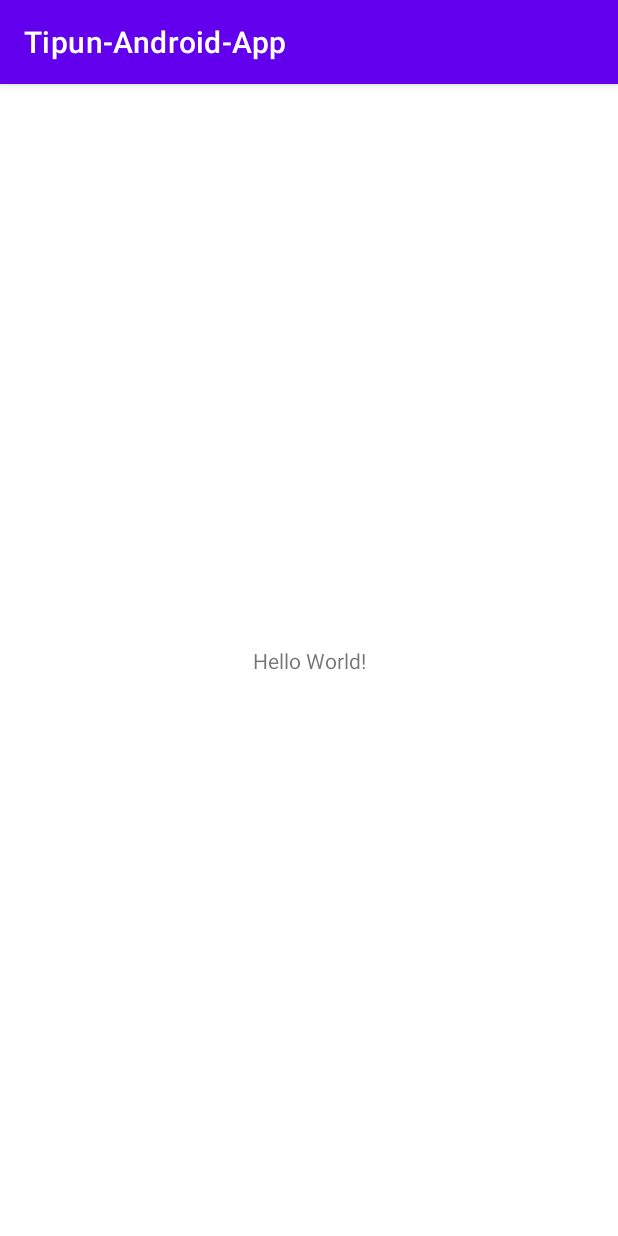
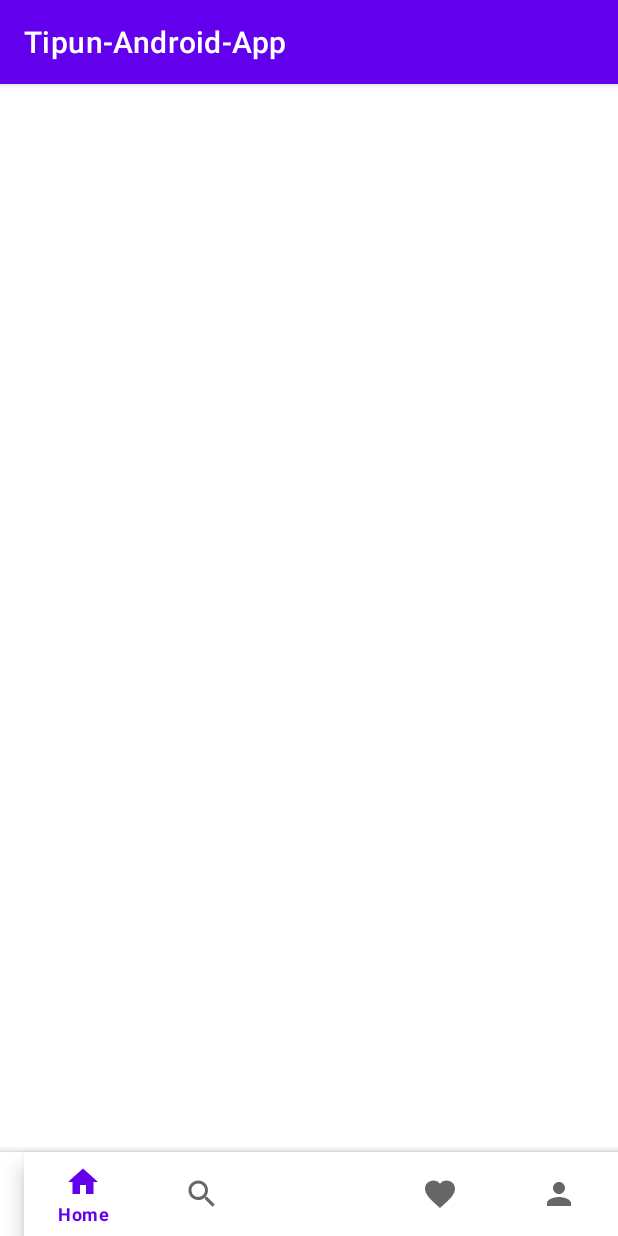
Before and after one commit to HoangDung3009/Tipun-Android-App, an Android app: the screen it shows after launch (MainActivity), on a phone screen of 412 x 824 dp. Run offline under Robolectric (Android 15) with nearby library versions, the phone set to English and light mode, and no system bars.

Commit message:
Add bottom navbar

```diff
--- a/app/build.gradle
+++ b/app/build.gradle
@@ -35,4 +35,6 @@ dependencies {
     testImplementation 'junit:junit:4.13.2'
     androidTestImplementation 'androidx.test.ext:junit:1.1.3'
     androidTestImplementation 'androidx.test.espresso:espresso-core:3.4.0'
+
+    implementation 'com.google.android.material:material:1.3.0-alpha03'
 }
--- /dev/null
+++ b/app/src/main/res/drawable/ic_baseline_add_24.xml
@@ -0,0 +1,10 @@
+<vector xmlns:android="http://schemas.android.com/apk/res/android"
+    android:width="24dp"
+    android:height="24dp"
+    android:viewportWidth="24"
+    android:viewportHeight="24"
+    android:tint="?attr/colorControlNormal">
+  <path
+      android:fillColor="@android:color/white"
+      android:pathData="M19,13h-6v6h-2v-6H5v-2h6V5h2v6h6v2z"/>
+</vector>
--- /dev/null
+++ b/app/src/main/res/drawable/ic_baseline_favorite_24.xml
@@ -0,0 +1,10 @@
+<vector xmlns:android="http://schemas.android.com/apk/res/android"
+    android:width="24dp"
+    android:height="24dp"
+    android:viewportWidth="24"
+    android:viewportHeight="24"
+    android:tint="?attr/colorControlNormal">
+  <path
+      android:fillColor="@android:color/white"
+      android:pathData="M12,21.35l-1.45,-1.32C5.4,15.36 2,12.28 2,8.5 2,5.42 4.42,3 7.5,3c1.74,0 3.41,0.81 4.5,2.09C13.09,3.81 14.76,3 16.5,3 19.58,3 22,5.42 22,8.5c0,3.78 -3.4,6.86 -8.55,11.54L12,21.35z"/>
+</vector>
--- /dev/null
+++ b/app/src/main/res/drawable/ic_baseline_home_24.xml
@@ -0,0 +1,10 @@
+<vector xmlns:android="http://schemas.android.com/apk/res/android"
+    android:width="24dp"
+    android:height="24dp"
+    android:viewportWidth="24"
+    android:viewportHeight="24"
+    android:tint="?attr/colorControlNormal">
+  <path
+      android:fillColor="@android:color/white"
+      android:pathData="M10,20v-6h4v6h5v-8h3L12,3 2,12h3v8z"/>
+</vector>
--- /dev/null
+++ b/app/src/main/res/drawable/ic_baseline_person_24.xml
@@ -0,0 +1,10 @@
+<vector xmlns:android="http://schemas.android.com/apk/res/android"
+    android:width="24dp"
+    android:height="24dp"
+    android:viewportWidth="24"
+    android:viewportHeight="24"
+    android:tint="?attr/colorControlNormal">
+  <path
+      android:fillColor="@android:color/white"
+      android:pathData="M12,12c2.21,0 4,-1.79 4,-4s-1.79,-4 -4,-4 -4,1.79 -4,4 1.79,4 4,4zM12,14c-2.67,0 -8,1.34 -8,4v2h16v-2c0,-2.66 -5.33,-4 -8,-4z"/>
+</vector>
--- /dev/null
+++ b/app/src/main/res/drawable/ic_baseline_search_24.xml
@@ -0,0 +1,10 @@
+<vector xmlns:android="http://schemas.android.com/apk/res/android"
+    android:width="24dp"
+    android:height="24dp"
+    android:viewportWidth="24"
+    android:viewportHeight="24"
+    android:tint="?attr/colorControlNormal">
+  <path
+      android:fillColor="@android:color/white"
+      android:pathData="M15.5,14h-0.79l-0.28,-0.27C15.41,12.59 16,11.11 16,9.5 16,5.91 13.09,3 9.5,3S3,5.91 3,9.5 5.91,16 9.5,16c1.61,0 3.09,-0.59 4.23,-1.57l0.27,0.28v0.79l5,4.99L20.49,19l-4.99,-5zM9.5,14C7.01,14 5,11.99 5,9.5S7.01,5 9.5,5 14,7.01 14,9.5 11.99,14 9.5,14z"/>
+</vector>
--- a/app/src/main/res/layout/activity_main.xml
+++ b/app/src/main/res/layout/activity_main.xml
@@ -6,13 +6,45 @@
     android:layout_height="match_parent"
     tools:context=".MainActivity">
 
-    <TextView
-        android:layout_width="wrap_content"
-        android:layout_height="wrap_content"
-        android:text="Hello World!"
+    <FrameLayout
+        android:id="@+id/frameLayout"
+        android:layout_width="0dp"
+        android:layout_height="0dp"
+        app:layout_constraintBottom_toTopOf="@+id/coordinatorLayout2"
+        app:layout_constraintEnd_toEndOf="parent"
+        app:layout_constraintStart_toStartOf="parent"
+        app:layout_constraintTop_toTopOf="parent">
+
+    </FrameLayout>
+
+    <androidx.coordinatorlayout.widget.CoordinatorLayout
+        android:id="@+id/coordinatorLayout2"
+        android:layout_width="match_parent"
+        android:layout_height="match_parent"
         app:layout_constraintBottom_toBottomOf="parent"
-        app:layout_constraintLeft_toLeftOf="parent"
-        app:layout_constraintRight_toRightOf="parent"
-        app:layout_constraintTop_toTopOf="parent" />
+        app:layout_constraintEnd_toEndOf="parent"
+        app:layout_constraintStart_toStartOf="parent"
+        app:layout_constraintTop_toTopOf="parent">
+
+
+        <com.google.android.material.bottomappbar.BottomAppBar
+            android:layout_width="match_parent"
+            android:layout_height="wrap_content"
+            app:fabCradleMargin="20dp"
+            app:fabCradleVerticalOffset="10dp"
+            app:fabCradleRoundedCornerRadius="20dp"
+            android:layout_gravity="bottom">
+
+            <com.google.android.material.bottomnavigation.BottomNavigationView
+                android:id="@+id/bottomNavigationView"
+                android:layout_width="match_parent"
+                android:layout_height="match_parent"
+                app:layout_constraintBottom_toBottomOf="parent"
+                app:layout_constraintEnd_toEndOf="parent"
+                app:layout_constraintStart_toStartOf="parent"
+                app:menu="@menu/bottom_navbar"/>
+        </com.google.android.material.bottomappbar.BottomAppBar>
+
+    </androidx.coordinatorlayout.widget.CoordinatorLayout>
 
 </androidx.constraintlayout.widget.ConstraintLayout>
--- /dev/null
+++ b/app/src/main/res/menu/bottom_navbar.xml
@@ -0,0 +1,13 @@
+<?xml version="1.0" encoding="utf-8"?>
+<menu xmlns:android="http://schemas.android.com/apk/res/android">
+
+    <item android:title="Home"
+        android:icon="@drawable/ic_baseline_home_24"/>
+    <item android:title="Search"
+        android:icon="@drawable/ic_baseline_search_24"/>
+    <item android:title="" />
+    <item android:title="Favorite"
+        android:icon="@drawable/ic_baseline_favorite_24"/>
+    <item android:title="Account"
+        android:icon="@drawable/ic_baseline_person_24"/>
+</menu>
```
